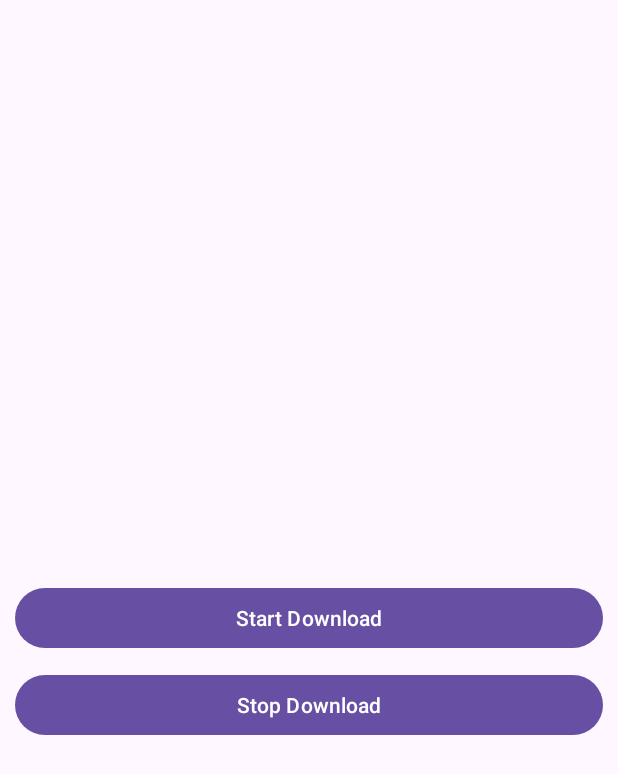
After one commit to Er-Sikandar/DsaCode, an Android app: the layout activity_download_file.xml on its own in the app's theme, with its tools: preview values and no code run, on a phone screen of 412 x 824 dp. The commit adds this screen. Shown: the top 774 px of the screen. Run offline under Robolectric (Android 15) with nearby library versions, the phone set to English and light mode, and no system bars.

Commit message:
DownloadFileActivity url download

```diff
--- a/app/build.gradle.kts
+++ b/app/build.gradle.kts
@@ -53,6 +53,8 @@ dependencies {
     //worker
     implementation(libs.androidx.work.runtime)
 
+    implementation(libs.androidx.fetch.runtime)
+
 
 
 }
--- /dev/null
+++ b/app/src/main/res/layout/activity_download_file.xml
@@ -0,0 +1,25 @@
+<?xml version="1.0" encoding="utf-8"?>
+<RelativeLayout xmlns:android="http://schemas.android.com/apk/res/android"
+    xmlns:app="http://schemas.android.com/apk/res-auto"
+    xmlns:tools="http://schemas.android.com/tools"
+    android:id="@+id/main"
+    android:layout_width="match_parent"
+    android:layout_height="match_parent"
+    android:padding="10dp"
+    tools:context=".DownloadFileActivity">
+
+    <Button
+        android:layout_width="match_parent"
+        android:layout_height="wrap_content"
+        android:layout_centerInParent="true"
+        android:text="Start Download"
+        android:id="@+id/btn_start"/>
+    <Button
+        android:layout_width="match_parent"
+        android:layout_height="wrap_content"
+        android:layout_centerInParent="true"
+        android:layout_below="@id/btn_start"
+        android:layout_marginTop="10dp"
+        android:text="Stop Download"
+        android:id="@+id/btn_stop"/>
+</RelativeLayout>
--- a/app/src/main/res/values/strings.xml
+++ b/app/src/main/res/values/strings.xml
@@ -6,5 +6,4 @@
     <string name="alert">Alert</string>
 
 
-
 </resources>
```
Also changed, not shown: app/src/main/AndroidManifest.xml (+22 -21 lines), app/src/main/java/com/testdemo/dsaapp/DownloadFileActivity.kt (added, +120 -0 lines), app/src/main/java/com/testdemo/dsaapp/HackerRank.java (added, +39 -0 lines), app/src/main/java/com/testdemo/dsaapp/MainActivity.kt (+84 -3 lines), app/src/main/res/layout/activity_hacker_rank.xml (added, +10 -0 lines), gradle/libs.versions.toml (+6 -4 lines), settings.gradle.kts (+8 -0 lines).
